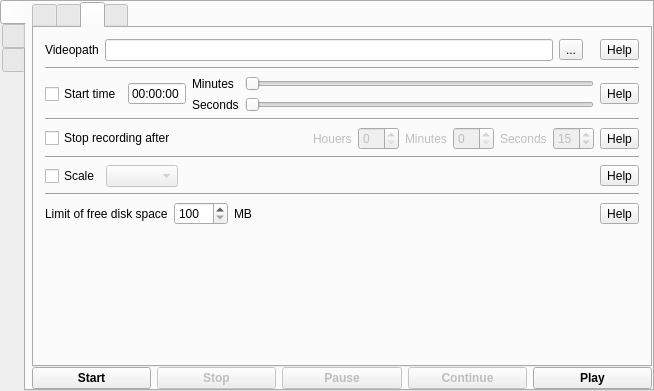
This is mainwindow.ui in vkohaupt/vokoscreenNG as Qt 5 draws it before an edit. The edited form follows.
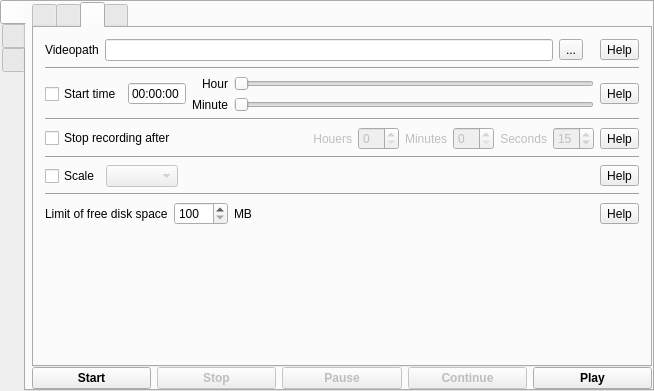
This is the edited form. The open tabs and pages were chosen to show the change. Icons and pictures are not drawn.

The edit to the form file:
```diff
--- a/mainwindow.ui
+++ b/mainwindow.ui
@@ -646,19 +646,25 @@
                  <item>
                   <layout class="QVBoxLayout" name="verticalLayout_18">
                    <item>
-                    <widget class="QLabel" name="labelMinutes">
+                    <widget class="QLabel" name="labelHour">
                      <property name="text">
-                      <string>Minutes</string>
+                      <string>Hour</string>
+                     </property>
+                     <property name="alignment">
+                      <set>Qt::AlignRight|Qt::AlignTrailing|Qt::AlignVCenter</set>
                      </property>
                     </widget>
                    </item>
                    <item>
-                    <widget class="QLabel" name="labelSeconds">
+                    <widget class="QLabel" name="labelMinute">
                      <property name="midLineWidth">
                       <number>8</number>
                      </property>
                      <property name="text">
-                      <string>Seconds</string>
+                      <string>Minute</string>
+                     </property>
+                     <property name="alignment">
+                      <set>Qt::AlignRight|Qt::AlignTrailing|Qt::AlignVCenter</set>
                      </property>
                     </widget>
                    </item>
@@ -769,6 +775,9 @@
                    <property name="text">
                     <string>Houers</string>
                    </property>
+                   <property name="alignment">
+                    <set>Qt::AlignRight|Qt::AlignTrailing|Qt::AlignVCenter</set>
+                   </property>
                   </widget>
                  </item>
                  <item>
@@ -779,6 +788,9 @@
                    <property name="text">
                     <string>Minutes</string>
                    </property>
+                   <property name="alignment">
+                    <set>Qt::AlignRight|Qt::AlignTrailing|Qt::AlignVCenter</set>
+                   </property>
                   </widget>
                  </item>
                  <item>
@@ -789,6 +801,9 @@
                    <property name="text">
                     <string>Seconds</string>
                    </property>
+                   <property name="alignment">
+                    <set>Qt::AlignRight|Qt::AlignTrailing|Qt::AlignVCenter</set>
+                   </property>
                   </widget>
                  </item>
                  <item>
```
